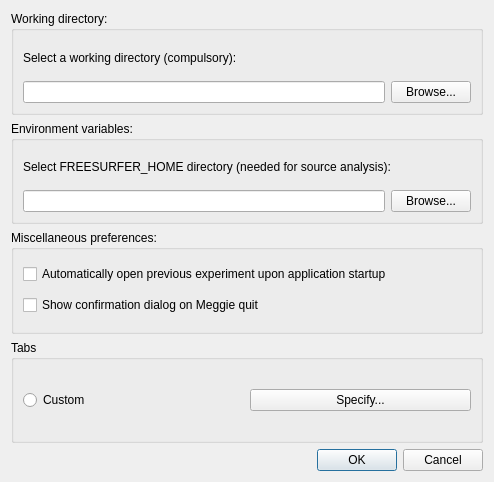
cibr-jyu/meggie, file designer_ui_files/preferencesDialogUi.ui: the form before one commit.
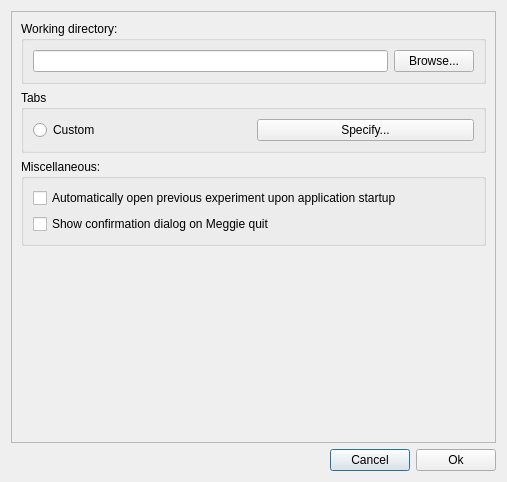
The form after the commit.

```diff
--- a/designer_ui_files/preferencesDialogUi.ui
+++ b/designer_ui_files/preferencesDialogUi.ui
@@ -6,7 +6,7 @@
    <rect>
     <x>0</x>
     <y>0</y>
-    <width>494</width>
+    <width>507</width>
     <height>482</height>
    </rect>
   </property>
@@ -14,6 +14,52 @@
    <string>Preferences</string>
   </property>
   <layout class="QGridLayout" name="gridLayout_3">
+   <item row="5" column="0">
+    <layout class="QHBoxLayout" name="horizontalLayout_2">
+     <item>
+      <spacer name="horizontalSpacer">
+       <property name="orientation">
+        <enum>Qt::Horizontal</enum>
+       </property>
+       <property name="sizeHint" stdset="0">
+        <size>
+         <width>40</width>
+         <height>20</height>
+        </size>
+       </property>
+      </spacer>
+     </item>
+     <item>
+      <widget class="QPushButton" name="pushButtonCancel">
+       <property name="text">
+        <string>Cancel</string>
+       </property>
+      </widget>
+     </item>
+     <item>
+      <widget class="QPushButton" name="pushButtonAccept">
+       <property name="text">
+        <string>Ok</string>
+       </property>
+      </widget>
+     </item>
+    </layout>
+   </item>
+   <item row="0" column="0">
+    <widget class="QScrollArea" name="scrollArea">
+     <property name="widgetResizable">
+      <bool>true</bool>
+     </property>
+     <widget class="QWidget" name="scrollAreaWidgetContents">
+      <property name="geometry">
+       <rect>
+        <x>0</x>
+        <y>0</y>
+        <width>487</width>
+        <height>431</height>
+       </rect>
+      </property>
+      <layout class="QGridLayout" name="gridLayout_5">
    <item row="0" column="0">
     <widget class="QGroupBox" name="groupBoxWorkingDirectory">
      <property name="title">
@@ -21,22 +67,9 @@
      </property>
      <layout class="QGridLayout" name="gridLayout_2">
       <item row="0" column="0">
-       <layout class="QVBoxLayout" name="verticalLayout_2">
-        <item>
-         <layout class="QVBoxLayout" name="verticalLayout">
-          <item>
-           <widget class="QLabel" name="label">
-            <property name="text">
-             <string>Select a working directory (compulsory):</string>
-            </property>
-           </widget>
-          </item>
-          <item>
-           <layout class="QHBoxLayout" name="horizontalLayout">
-            <item>
              <widget class="QLineEdit" name="LineEditFilePath"/>
             </item>
-            <item>
+          <item row="0" column="1">
              <widget class="QPushButton" name="ButtonBrowseWorkingDir">
               <property name="text">
                <string>Browse...</string>
@@ -44,82 +77,9 @@
              </widget>
             </item>
            </layout>
-          </item>
-         </layout>
-        </item>
-       </layout>
-      </item>
-     </layout>
-    </widget>
-   </item>
-   <item row="1" column="0">
-    <widget class="QGroupBox" name="groupBoxEnv">
-     <property name="title">
-      <string>Environment variables:</string>
-     </property>
-     <layout class="QGridLayout" name="gridLayout">
-      <item row="0" column="0">
-       <layout class="QVBoxLayout" name="verticalLayout_6">
-        <item>
-         <widget class="QLabel" name="labelFreeSurferHome">
-          <property name="text">
-           <string>Select FREESURFER_HOME directory (needed for source analysis):</string>
-          </property>
-         </widget>
-        </item>
-        <item>
-         <layout class="QHBoxLayout" name="horizontalLayout_4">
-          <item>
-           <widget class="QLineEdit" name="lineEditFreeSurferHome"/>
-          </item>
-          <item>
-           <widget class="QPushButton" name="pushButtonBrowseFreeSurferHome">
-            <property name="text">
-             <string>Browse...</string>
-            </property>
-           </widget>
-          </item>
-         </layout>
-        </item>
-       </layout>
-      </item>
-     </layout>
     </widget>
    </item>
    <item row="2" column="0">
-    <widget class="QGroupBox" name="groupBoxMisc">
-     <property name="title">
-      <string>Miscellaneous preferences:</string>
-     </property>
-     <layout class="QGridLayout" name="gridLayout_4">
-      <item row="1" column="0">
-       <widget class="QCheckBox" name="checkBoxConfirmQuit">
-        <property name="text">
-         <string>Show confirmation dialog on Meggie quit</string>
-        </property>
-       </widget>
-      </item>
-      <item row="0" column="0">
-       <widget class="QCheckBox" name="checkBoxAutomaticOpenPreviousExperiment">
-        <property name="text">
-         <string>Automatically open previous experiment upon application startup</string>
-        </property>
-       </widget>
-      </item>
-     </layout>
-    </widget>
-   </item>
-   <item row="4" column="0">
-    <widget class="QDialogButtonBox" name="buttonBox">
-     <property name="orientation">
-      <enum>Qt::Horizontal</enum>
-     </property>
-     <property name="standardButtons">
-      <set>QDialogButtonBox::Cancel|QDialogButtonBox::Ok</set>
-     </property>
-    </widget>
-   </item>
-   <item row="3" column="0">
     <widget class="QGroupBox" name="groupBoxTabs">
      <property name="title">
       <string>Tabs</string>
@@ -146,12 +106,48 @@
      </layout>
     </widget>
    </item>
-  </layout>
- </widget>
- <tabstops>
-  <tabstop>LineEditFilePath</tabstop>
-  <tabstop>ButtonBrowseWorkingDir</tabstop>
- </tabstops>
+       <item row="4" column="0">
+        <spacer name="verticalSpacer">
+         <property name="orientation">
+          <enum>Qt::Vertical</enum>
+         </property>
+         <property name="sizeHint" stdset="0">
+          <size>
+           <width>20</width>
+           <height>40</height>
+          </size>
+         </property>
+        </spacer>
+       </item>
+       <item row="3" column="0">
+        <widget class="QGroupBox" name="groupBoxMisc">
+         <property name="title">
+          <string>Miscellaneous:</string>
+         </property>
+         <layout class="QGridLayout" name="gridLayout_4">
+          <item row="1" column="0">
+           <widget class="QCheckBox" name="checkBoxConfirmQuit">
+            <property name="text">
+             <string>Show confirmation dialog on Meggie quit</string>
+            </property>
+           </widget>
+          </item>
+          <item row="0" column="0">
+           <widget class="QCheckBox" name="checkBoxAutomaticOpenPreviousExperiment">
+            <property name="text">
+             <string>Automatically open previous experiment upon application startup</string>
+            </property>
+           </widget>
+          </item>
+         </layout>
+        </widget>
+       </item>
+      </layout>
+     </widget>
+    </widget>
+   </item>
+  </layout>
+ </widget>
  <resources/>
  <connections>
   <connection>
```
Left out of the diff: 28 changed lines with no effect on the pictures. Lines whose indentation alone changed are shown as unchanged.
